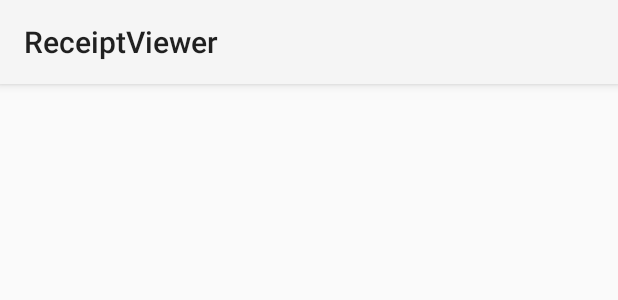
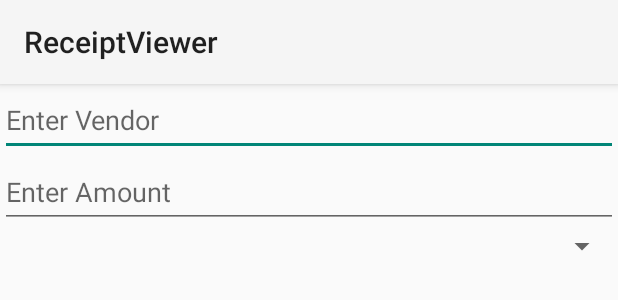
Before and after one commit to yuanzhi-umd/receipt_master, an Android app: the layout activity_receipt_detail.xml on its own in the app's theme, with its tools: preview values and no code run, on a phone screen of 412 x 824 dp. Shown: the top 300 px of the screen. Run offline under Robolectric (Android 15) with nearby library versions, the phone set to English and light mode, and no system bars.

Commit message:
set up activity_receipt_detail.xml

```diff
--- a/AndroidStudioProjects/ReceiptViewer/app/src/main/java/com/bootcamp/receipt/receiptviewer/MainActivity.java
+++ b/AndroidStudioProjects/ReceiptViewer/app/src/main/java/com/bootcamp/receipt/receiptviewer/MainActivity.java
@@ -47,7 +47,6 @@ public class MainActivity extends Activity {
                 Intent intent = new Intent(MainActivity.this, CameraActivity.class);
                 startActivityForResult(intent, 1);
             }
-
         });
     }
 
--- a/AndroidStudioProjects/ReceiptViewer/app/src/main/res/layout/activity_receipt_detail.xml
+++ b/AndroidStudioProjects/ReceiptViewer/app/src/main/res/layout/activity_receipt_detail.xml
@@ -1,4 +1,41 @@
-<FrameLayout xmlns:android="http://schemas.android.com/apk/res/android"
-    xmlns:tools="http://schemas.android.com/tools" android:id="@+id/receipt_detail_container"
-    android:layout_width="match_parent" android:layout_height="match_parent"
-    tools:context=".ReceiptDetailActivity" tools:ignore="MergeRootFrame" />
+<RelativeLayout xmlns:android="http://schemas.android.com/apk/res/android"
+    xmlns:tools="http://schemas.android.com/tools"
+    android:layout_width="match_parent"
+    android:layout_height="match_parent"
+    android:orientation="vertical"
+    tools:context="com.google.android.bootcamp.memegen.CreateMemeActivity$InputMemeTextFragment">
+
+    <EditText
+        android:id="@+id/vendor_text_edit"
+        android:layout_width="match_parent"
+        android:layout_height="wrap_content"
+        android:hint="@string/vendor_default"
+        android:minHeight="48dp"/>
+
+    <EditText
+        android:id="@+id/amount_text_edit"
+        android:layout_width="match_parent"
+        android:layout_height="wrap_content"
+        android:hint="@string/amount_default"
+        android:minHeight="48dp"
+        android:layout_below="@+id/vendor_text_edit"
+        />
+
+    <Spinner
+        android:id="@+id/category_select"
+        android:layout_width="fill_parent"
+        android:layout_height="wrap_content"
+        android:drawSelectorOnTop="true"
+        android:prompt="@string/category_default"
+        android:layout_below="@+id/amount_text_edit"
+        />
+
+    <ImageView
+        android:id="@+id/receiptView"
+        android:layout_width="wrap_content"
+        android:layout_height="wrap_content"
+        android:layout_gravity="center_horizontal"
+        android:layout_below="@+id/category_select"
+        />
+
+</RelativeLayout>
--- a/AndroidStudioProjects/ReceiptViewer/app/src/main/res/values/strings.xml
+++ b/AndroidStudioProjects/ReceiptViewer/app/src/main/res/values/strings.xml
@@ -8,4 +8,15 @@
     <string name="camera_settings">Take Photo</string>
     <string name ="title_activity_camera">Camera Activity</string>
     <string name = "error_capturing_image">Failed to capture image</string>
+    <string name = "vendor_default">Enter Vendor</string>
+    <string name = "amount_default">Enter Amount</string>
+    <string name = "category_default">Select an expense category</string>
+
+    <string-array name="category_select">
+        <item>Fuel</item>
+        <item>Grocery</item>
+        <item>Clothing</item>
+        <item>Entertainment</item>
+        <item>Dining Out</item>
+    </string-array>
 </resources>
```
